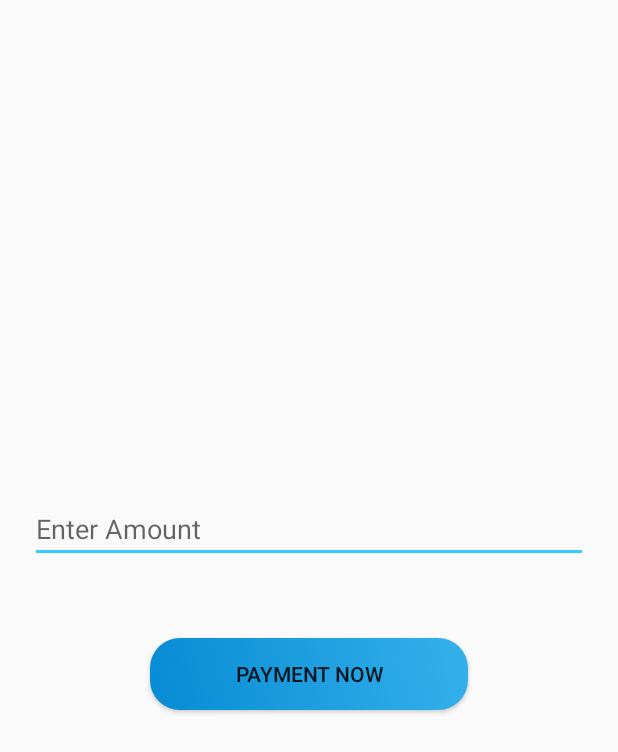
After one commit to ntvien/SmartFoodCourtBK, an Android app: the Payment screen opened directly, with no data from a screen before it, on a phone screen of 412 x 824 dp. The commit adds this screen. Shown: the top 752 px of the screen. Run offline under Robolectric (Android 15) with nearby library versions, the phone set to English and light mode, and no system bars; libraries missing offline, so code that uses them is left out: com.paypal.android; 3 statements that could not run were skipped.

Commit message:
fix Bug and add payment PayPal

```diff
--- a/app/build.gradle
+++ b/app/build.gradle
@@ -66,5 +66,8 @@ dependencies {
     implementation 'io.paperdb:paperdb:2.1'
     implementation 'com.github.rey5137:material:1.2.4'
 
+    //paypal
+    implementation 'com.paypal.sdk:paypal-android-sdk:2.15.3'
+
 }
 apply plugin: 'com.google.gms.google-services'
--- /dev/null
+++ b/app/src/main/java/com/example/smartfoodcourt/Common/Config.java
@@ -0,0 +1,5 @@
+package com.example.smartfoodcourt.Common;
+
+public class Config {
+    public static final String PAYPAL_CLIENT_ID ="ARZnG8a-cs74-x60GTqmpIvVCpt3UNNCx1d5-XNRqp3UGDDKogS57WCtxkD0ojK2Hq_K4Jjt0GU9IZw_";
+}
--- /dev/null
+++ b/app/src/main/java/com/example/smartfoodcourt/Payment.java
@@ -0,0 +1,96 @@
+package com.example.smartfoodcourt;
+
+import androidx.annotation.Nullable;
+import androidx.appcompat.app.AppCompatActivity;
+
+import android.app.Activity;
+import android.content.Intent;
+import android.os.Bundle;
+import android.view.View;
+import android.widget.Button;
+import android.widget.EditText;
+import android.widget.Toast;
+
+import com.example.smartfoodcourt.Common.Config;
+import com.paypal.android.sdk.payments.PayPalConfiguration;
+import com.paypal.android.sdk.payments.PayPalPayment;
+import com.paypal.android.sdk.payments.PayPalService;
+import com.paypal.android.sdk.payments.PaymentActivity;
+import com.paypal.android.sdk.payments.PaymentConfirmation;
+
+import org.json.JSONException;
+
+import java.math.BigDecimal;
+
+public class Payment extends AppCompatActivity {
+
+    public static final int PAYPAL_REQUEST_CODE = 7171;
+
+    private static PayPalConfiguration config = new PayPalConfiguration().environment(PayPalConfiguration.ENVIRONMENT_SANDBOX)
+            .clientId(Config.PAYPAL_CLIENT_ID);
+
+    Button btnPayNow;
+    EditText edtAmount;
+    String amount = "";
+
+    @Override
+    protected void onCreate(Bundle savedInstanceState) {
+        super.onCreate(savedInstanceState);
+        setContentView(R.layout.activity_payment);
+
+        Intent intent = new Intent(this, PayPalService.class);
+        intent.putExtra(PayPalService.EXTRA_PAYPAL_CONFIGURATION, config);
+        startService(intent);
+
+        btnPayNow = (Button)findViewById(R.id.btn_PayNow);
+        edtAmount = (EditText)findViewById(R.id.edtTextAmount);
+
+        btnPayNow.setOnClickListener(new View.OnClickListener() {
+            @Override
+            public void onClick(View view) {
+                processPayment();
+            }
+        });
+    }
+
+    private void processPayment() {
+        amount = edtAmount.getText().toString();
+        PayPalPayment payPalPayment = new PayPalPayment(new BigDecimal(String.valueOf(amount)), "USD", "Donate for Smart Food Court", PayPalPayment.PAYMENT_INTENT_SALE);
+        Intent intent = new Intent(this, PaymentActivity.class);
+        intent.putExtra(PayPalService.EXTRA_PAYPAL_CONFIGURATION, config);
+        intent.putExtra(PaymentActivity.EXTRA_PAYMENT, payPalPayment);
+        startActivityForResult(intent, PAYPAL_REQUEST_CODE);
+    }
+
+    @Override
+    protected void onDestroy() {
+        stopService(new Intent(this, PayPalService.class));
+        super.onDestroy();
+    }
+
+    @Override
+    protected void onActivityResult(int requestCode, int resultCode, @Nullable Intent data) {
+        super.onActivityResult(requestCode, resultCode, data);
+        if (requestCode == PAYPAL_REQUEST_CODE){
+            if(resultCode == RESULT_OK){
+                PaymentConfirmation confirmation = data.getParcelableExtra(PaymentActivity.EXTRA_RESULT_CONFIRMATION);
+                if(confirmation != null){
+                    try{
+                        String paymentDetails = confirmation.toJSONObject().toString(4);
+                        startActivity(new Intent(this, PaymentDetail.class)
+                            .putExtra("PaymentDetails", paymentDetails)
+                                .putExtra("PaymentAmount", amount)
+                        );
+                    }
+                    catch (JSONException e){
+                        e.printStackTrace();
+                    }
+                }
+            }
+            else if(resultCode == Activity.RESULT_CANCELED)
+                Toast.makeText(this, "Cancel", Toast.LENGTH_SHORT).show();
+        }
+        else if(resultCode == PaymentActivity.RESULT_EXTRAS_INVALID)
+            Toast.makeText(this, "Invalid", Toast.LENGTH_SHORT).show();
+    }
+}
--- a/app/src/main/res/layout/activity_cart.xml
+++ b/app/src/main/res/layout/activity_cart.xml
@@ -4,7 +4,7 @@
     xmlns:tools="http://schemas.android.com/tools"
     android:layout_width="match_parent"
     android:layout_height="match_parent"
-    android:background="@drawable/background1"
+    android:background="@drawable/background"
     android:padding="16dp"
     tools:context=".Cart">
 
--- a/app/src/main/res/layout/activity_home.xml
+++ b/app/src/main/res/layout/activity_home.xml
@@ -6,7 +6,7 @@
     android:layout_width="match_parent"
     android:layout_height="match_parent"
     android:fitsSystemWindows="true"
-    android:background="@drawable/background1"
+    android:background="@drawable/background"
     tools:openDrawer="start">
 
     <include
--- a/app/src/main/res/layout/activity_main.xml
+++ b/app/src/main/res/layout/activity_main.xml
@@ -4,7 +4,7 @@
     xmlns:tools="http://schemas.android.com/tools"
     android:layout_width="match_parent"
     android:layout_height="match_parent"
-    android:background="@drawable/background1"
+    android:background="@drawable/background"
     tools:context=".MainActivity">
 
 
--- /dev/null
+++ b/app/src/main/res/layout/activity_payment.xml
@@ -0,0 +1,37 @@
+<?xml version="1.0" encoding="utf-8"?>
+<RelativeLayout xmlns:android="http://schemas.android.com/apk/res/android"
+    xmlns:app="http://schemas.android.com/apk/res-auto"
+    xmlns:tools="http://schemas.android.com/tools"
+    android:layout_width="match_parent"
+    android:layout_height="match_parent"
+    tools:context=".Payment">
+
+    <LinearLayout
+        android:layout_centerInParent="true"
+        android:layout_width="match_parent"
+        android:layout_height="wrap_content"
+        android:orientation="vertical">
+
+        <EditText
+            android:id="@+id/edtTextAmount"
+            android:hint="Enter Amount"
+            android:layout_width="match_parent"
+            android:layout_marginLeft="20dp"
+            android:layout_marginRight="20dp"
+            android:layout_marginBottom="20dp"
+            android:layout_height="wrap_content"/>
+
+        <Button
+            android:id="@+id/btn_PayNow"
+            android:layout_width="match_parent"
+            android:layout_height="wrap_content"
+            android:layout_marginTop="30dp"
+            android:layout_marginLeft="100dp"
+            android:layout_marginRight="100dp"
+            android:layout_marginBottom="20dp"
+            android:background="@drawable/button_shape"
+            android:text="Payment Now" />
+    </LinearLayout>
+
+
+</RelativeLayout>
--- a/app/src/main/res/layout/activity_show_comment.xml
+++ b/app/src/main/res/layout/activity_show_comment.xml
@@ -5,7 +5,7 @@
     android:id="@+id/linear_layout"
     android:layout_width="match_parent"
     android:layout_height="match_parent"
-    android:background="@drawable/background1"
+    android:background="@drawable/background"
     tools:context=".ShowComment">
 
     <androidx.recyclerview.widget.RecyclerView
--- a/app/src/main/res/layout/activity_sign_in.xml
+++ b/app/src/main/res/layout/activity_sign_in.xml
@@ -4,7 +4,7 @@
     xmlns:tools="http://schemas.android.com/tools"
     android:layout_width="match_parent"
     android:layout_height="match_parent"
-    android:background="@drawable/background1"
+    android:background="@drawable/background"
     app:passwordToggleEnabled="true"
     tools:context=".SignIn">
 
--- a/app/src/main/res/layout/activity_sign_up.xml
+++ b/app/src/main/res/layout/activity_sign_up.xml
@@ -4,7 +4,7 @@
     xmlns:tools="http://schemas.android.com/tools"
     android:layout_width="match_parent"
     android:layout_height="match_parent"
-    android:background="@drawable/background1"
+    android:background="@drawable/background"
     app:passwordToggleEnabled="true"
     tools:context=".SignUp">
 
--- a/build.gradle
+++ b/build.gradle
@@ -9,6 +9,7 @@ buildscript {
     dependencies {
         classpath 'com.android.tools.build:gradle:4.0.0'
         classpath 'com.google.gms:google-services:4.3.3'
+        //complile 'com.github.momodevelopment:androidsdkV2.2:1.1'
         // NOTE: Do not place your application dependencies here; they belong
         // in the individual module build.gradle files
     }
@@ -18,6 +19,7 @@ allprojects {
     repositories {
         google()
         jcenter()
+       // maven { url 'https://jitpack.io' }
     }
 }
 
```
Also changed, not shown: app/src/main/AndroidManifest.xml (+6 -2 lines), app/src/main/java/com/example/smartfoodcourt/Cart.java (+7 -0 lines), app/src/main/java/com/example/smartfoodcourt/PaymentDetail.java (added, +47 -0 lines), app/src/main/java/com/example/smartfoodcourt/ViewHolder/OrderViewHolder.java (+1 -7 lines), app/src/main/res/layout/activity_payment_detail.xml (added, +36 -0 lines), app/src/main/res/drawable/background.jpg (renamed from app/src/main/res/drawable/background1.png).
